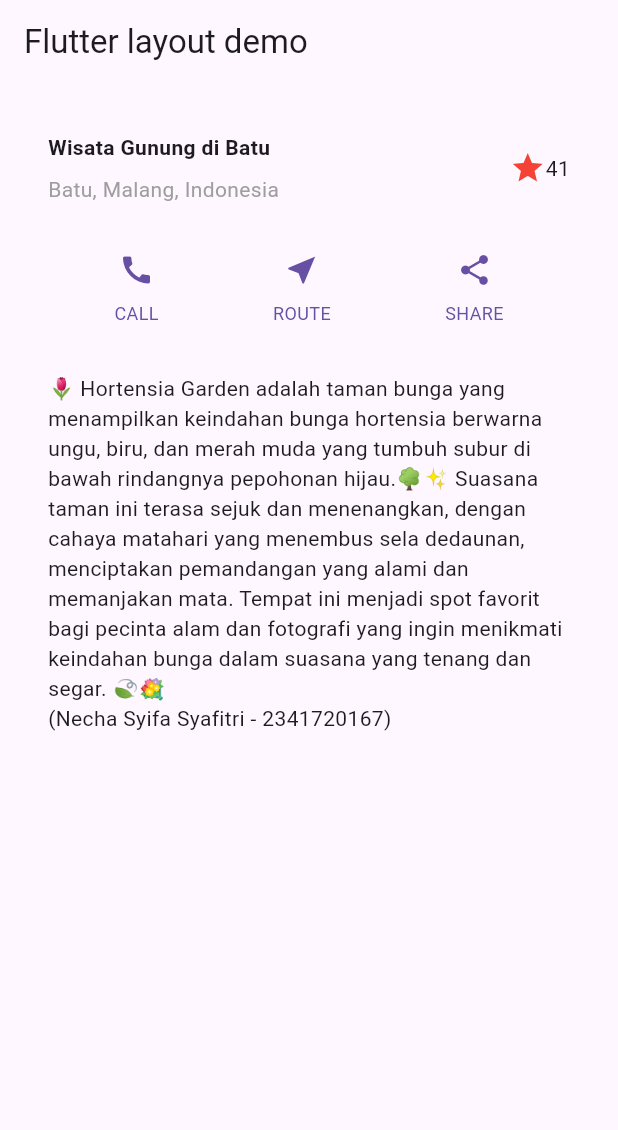
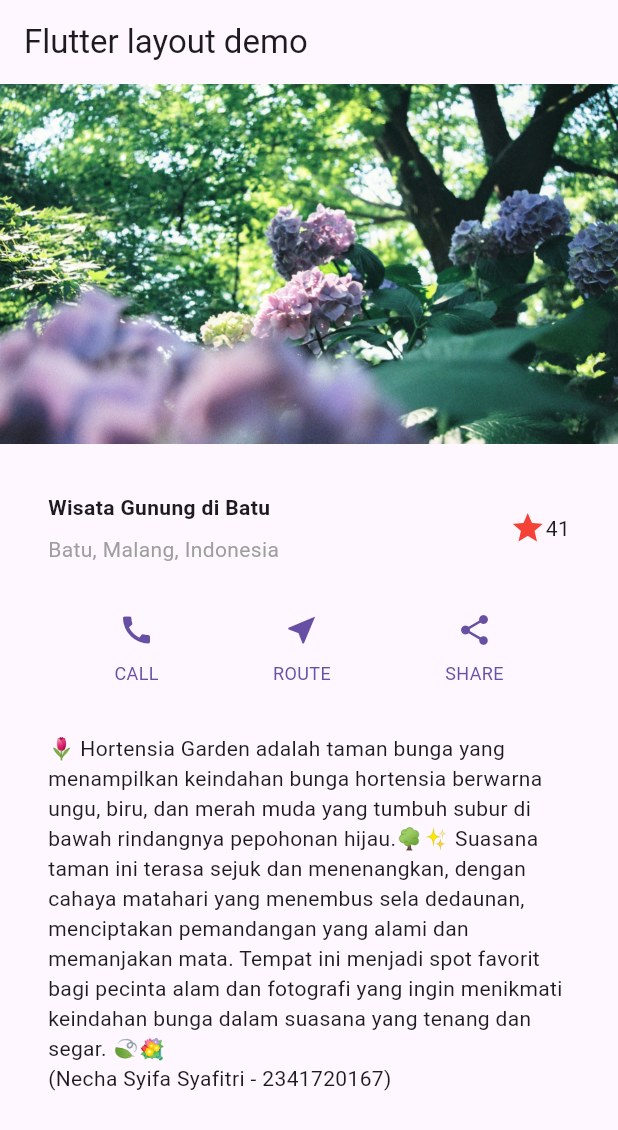
Before and after one commit to nechasyifa/PemrogramanMobile-Ganjil-2025, a Flutter app: the screen it shows after launch, on a phone screen of 412 x 824 dp. Shown: the top 1130 px of the screen. Run offline on Flutter 3.47's test engine with Material 3 defaults, Android fonts, the phone set to English and light mode, and no system bars.

Commit message:
JS6_P4_Langkah2&3

```diff
--- a/Week6/layout_flutter/lib/main.dart
+++ b/Week6/layout_flutter/lib/main.dart
@@ -72,7 +72,19 @@ class MyApp extends StatelessWidget {
       title: 'Flutter layout: Necha Syifa Syafitri - 2341720167',
       home: Scaffold(
         appBar: AppBar(title: const Text('Flutter layout demo')),
-        body: Column(children: [titleSection, buttonSection, textSection]),
+        body: ListView(
+          children: [
+            Image.asset(
+              'images/garden.jpg',
+              width: 600,
+              height: 240,
+              fit: BoxFit.cover,
+            ),
+            titleSection,
+            buttonSection,
+            textSection,
+          ],
+        ),
       ),
     );
   }
```
Also changed, not shown: Week6/layout_flutter/images/05.png (added).
